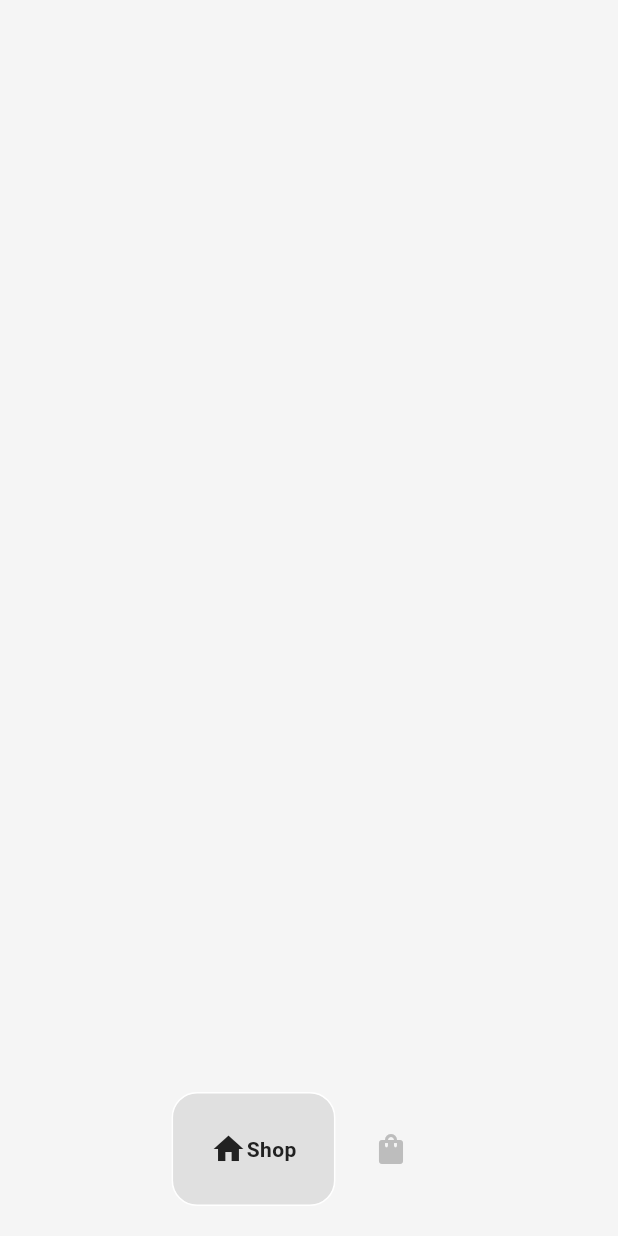
After one commit to 12kishansingh/e_commorce_app, a Flutter app: the screen it shows after launch, after a tap on "Shop now", on a phone screen of 412 x 824 dp. The commit adds this screen. Run offline on Flutter 3.47's test engine with Material 3 defaults, Android fonts, the phone set to English and light mode, and no system bars; drawn by our look-alikes of google_nav_bar.

Commit message:
added home page using google_nav_bar

```diff
--- /dev/null
+++ b/lib/components/google_nav_bar.dart
@@ -0,0 +1,31 @@
+import 'package:flutter/material.dart';
+import 'package:google_nav_bar/google_nav_bar.dart';
+
+class MyBottomNavBar extends StatelessWidget {
+  const MyBottomNavBar({super.key});
+
+  @override
+  Widget build(BuildContext context) {
+    return Container(
+      padding: EdgeInsets.symmetric(vertical:20),
+      child: GNav(
+        color: Colors.grey[400],
+        activeColor: Colors.grey.shade900,
+        tabActiveBorder: Border.all(color: Colors.white),
+        tabBackgroundColor: Colors.grey.shade300,
+        mainAxisAlignment: MainAxisAlignment.center,
+        tabBorderRadius: 17,
+        tabs: [
+          GButton(
+            icon: Icons.home,
+            text: 'Shop',
+          ),
+          GButton(
+            icon: Icons.shopping_bag_rounded,
+            text: 'Cart',
+          )
+        ],
+      ),
+    );
+  }
+}
--- /dev/null
+++ b/lib/pages/home_page.dart
@@ -0,0 +1,13 @@
+import 'package:e_commorce_app/components/google_nav_bar.dart';
+import 'package:flutter/material.dart';
+class HomePage extends StatelessWidget {
+  const HomePage({super.key});
+
+  @override
+  Widget build(BuildContext context) {
+    return Scaffold(
+      backgroundColor: Colors.grey[100],
+      bottomNavigationBar: MyBottomNavBar(),
+    );
+  }
+}
--- a/lib/pages/intropage.dart
+++ b/lib/pages/intropage.dart
@@ -1,3 +1,4 @@
+import 'package:e_commorce_app/pages/home_page.dart';
 import 'package:flutter/material.dart';
 
 class Intropage extends StatelessWidget {
@@ -14,9 +15,9 @@ class Intropage extends StatelessWidget {
             vertical: 25,
           ),
           child: Column(
+            mainAxisAlignment: MainAxisAlignment.center,
             children: [
               //logo
-
               Padding(
                 padding: const EdgeInsets.all(25.0),
                 child: Image.asset(
@@ -46,7 +47,14 @@ class Intropage extends StatelessWidget {
               ),
               const SizedBox(height: 40),
               //start now button
-              Container(
+              GestureDetector(
+                onTap: () => Navigator.push(
+                  context,
+                  MaterialPageRoute(
+                    builder: (context) => HomePage(),
+                  ),
+                ),
+                child: Container(
                   decoration: BoxDecoration(
                     color: Colors.grey[900],
                     borderRadius: BorderRadius.circular(12),
@@ -59,6 +67,7 @@ class Intropage extends StatelessWidget {
                     ),
                   ),
                 ),
+              ),
             ],
           ),
         ),
--- a/pubspec.yaml
+++ b/pubspec.yaml
@@ -35,6 +35,7 @@ dependencies:
   # Use with the CupertinoIcons class for iOS style icons.
   cupertino_icons: ^1.0.8
   vm_service: ^14.3.0
+  google_nav_bar: ^5.0.7
 
 dev_dependencies:
   flutter_test:
```
Also changed, not shown: pubspec.lock. Lines whose indentation alone changed are shown as unchanged.
